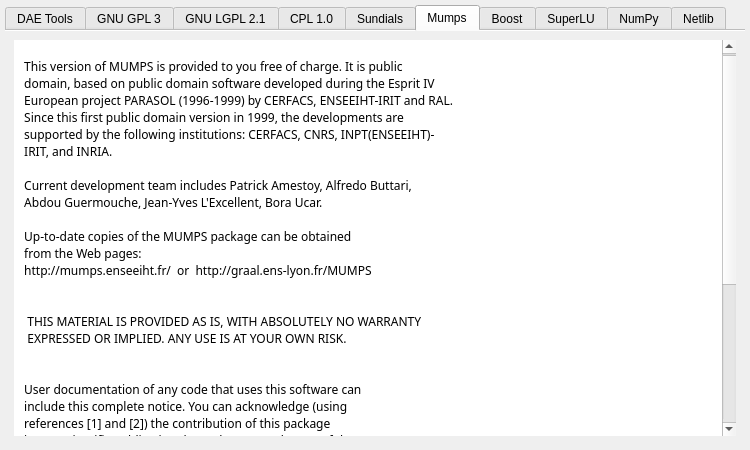
Before: the Qt Designer form trunk/python-files/daePlotter/about.ui in v1kko/daetools, drawn with Qt 5.
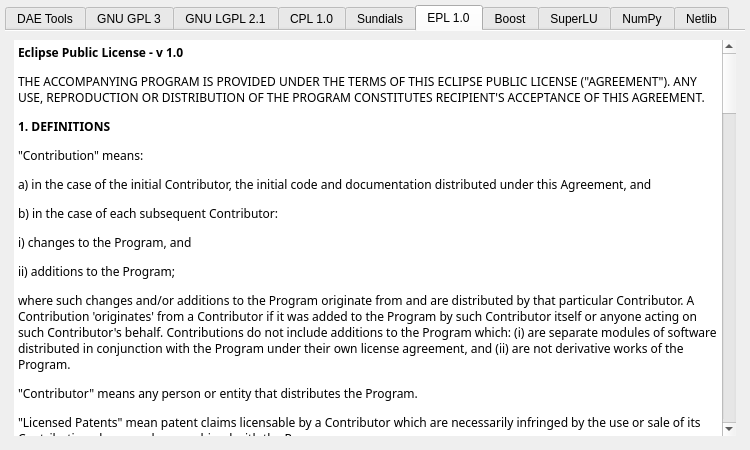
After: the same form once the commit is applied. The open tabs and pages were chosen to show the change. Icons and pictures are not drawn.

Diff of the .ui file:
```diff
--- a/trunk/python-files/daePlotter/about.ui
+++ b/trunk/python-files/daePlotter/about.ui
@@ -1685,7 +1685,7 @@
      </widget>
      <widget class="QWidget" name="tab_5">
       <attribute name="title">
-       <string>Mumps</string>
+       <string>EPL 1.0</string>
       </attribute>
       <layout class="QVBoxLayout" name="verticalLayout_15">
        <item>
@@ -1703,54 +1703,64 @@
            <property name="frameShadow">
             <enum>QFrame::Plain</enum>
            </property>
+           <property name="horizontalScrollBarPolicy">
+            <enum>Qt::ScrollBarAsNeeded</enum>
+           </property>
            <property name="undoRedoEnabled">
             <bool>false</bool>
            </property>
            <property name="lineWrapMode">
-            <enum>QTextEdit::NoWrap</enum>
+            <enum>QTextEdit::WidgetWidth</enum>
            </property>
            <property name="html">
             <string>&lt;!DOCTYPE HTML PUBLIC &quot;-//W3C//DTD HTML 4.0//EN&quot; &quot;http://www.w3.org/TR/REC-html40/strict.dtd&quot;&gt;
 &lt;html&gt;&lt;head&gt;&lt;meta name=&quot;qrichtext&quot; content=&quot;1&quot; /&gt;&lt;style type=&quot;text/css&quot;&gt;
 p, li { white-space: pre-wrap; }
-&lt;/style&gt;&lt;/head&gt;&lt;body style=&quot; font-family:'Sans Serif'; font-size:10pt; font-weight:400; font-style:normal;&quot;&gt;
-&lt;p style=&quot;-qt-paragraph-type:empty; margin-top:0px; margin-bottom:0px; margin-left:0px; margin-right:0px; -qt-block-indent:0; text-indent:0px;&quot;&gt;&lt;/p&gt;
-&lt;p style=&quot; margin-top:0px; margin-bottom:0px; margin-left:0px; margin-right:0px; -qt-block-indent:0; text-indent:0px;&quot;&gt;&lt;span style=&quot; font-size:9pt;&quot;&gt;  This version of MUMPS is provided to you free of charge. It is public&lt;/span&gt;&lt;/p&gt;
-&lt;p style=&quot; margin-top:0px; margin-bottom:0px; margin-left:0px; margin-right:0px; -qt-block-indent:0; text-indent:0px;&quot;&gt;&lt;span style=&quot; font-size:9pt;&quot;&gt;  domain, based on public domain software developed during the Esprit IV&lt;/span&gt;&lt;/p&gt;
-&lt;p style=&quot; margin-top:0px; margin-bottom:0px; margin-left:0px; margin-right:0px; -qt-block-indent:0; text-indent:0px;&quot;&gt;&lt;span style=&quot; font-size:9pt;&quot;&gt;  European project PARASOL (1996-1999) by CERFACS, ENSEEIHT-IRIT and RAL.&lt;/span&gt;&lt;/p&gt;
-&lt;p style=&quot; margin-top:0px; margin-bottom:0px; margin-left:0px; margin-right:0px; -qt-block-indent:0; text-indent:0px;&quot;&gt;&lt;span style=&quot; font-size:9pt;&quot;&gt;  Since this first public domain version in 1999, the developments are&lt;/span&gt;&lt;/p&gt;
-&lt;p style=&quot; margin-top:0px; margin-bottom:0px; margin-left:0px; margin-right:0px; -qt-block-indent:0; text-indent:0px;&quot;&gt;&lt;span style=&quot; font-size:9pt;&quot;&gt;  supported by the following institutions: CERFACS, CNRS, INPT(ENSEEIHT)-&lt;/span&gt;&lt;/p&gt;
-&lt;p style=&quot; margin-top:0px; margin-bottom:0px; margin-left:0px; margin-right:0px; -qt-block-indent:0; text-indent:0px;&quot;&gt;&lt;span style=&quot; font-size:9pt;&quot;&gt;  IRIT, and INRIA.&lt;/span&gt;&lt;/p&gt;
-&lt;p style=&quot;-qt-paragraph-type:empty; margin-top:0px; margin-bottom:0px; margin-left:0px; margin-right:0px; -qt-block-indent:0; text-indent:0px; font-size:9pt;&quot;&gt;&lt;/p&gt;
-&lt;p style=&quot; margin-top:0px; margin-bottom:0px; margin-left:0px; margin-right:0px; -qt-block-indent:0; text-indent:0px;&quot;&gt;&lt;span style=&quot; font-size:9pt;&quot;&gt;  Current development team includes Patrick Amestoy, Alfredo Buttari,&lt;/span&gt;&lt;/p&gt;
-&lt;p style=&quot; margin-top:0px; margin-bottom:0px; margin-left:0px; margin-right:0px; -qt-block-indent:0; text-indent:0px;&quot;&gt;&lt;span style=&quot; font-size:9pt;&quot;&gt;  Abdou Guermouche, Jean-Yves L'Excellent, Bora Ucar.&lt;/span&gt;&lt;/p&gt;
-&lt;p style=&quot;-qt-paragraph-type:empty; margin-top:0px; margin-bottom:0px; margin-left:0px; margin-right:0px; -qt-block-indent:0; text-indent:0px; font-size:9pt;&quot;&gt;&lt;/p&gt;
-&lt;p style=&quot; margin-top:0px; margin-bottom:0px; margin-left:0px; margin-right:0px; -qt-block-indent:0; text-indent:0px;&quot;&gt;&lt;span style=&quot; font-size:9pt;&quot;&gt;  Up-to-date copies of the MUMPS package can be obtained&lt;/span&gt;&lt;/p&gt;
-&lt;p style=&quot; margin-top:0px; margin-bottom:0px; margin-left:0px; margin-right:0px; -qt-block-indent:0; text-indent:0px;&quot;&gt;&lt;span style=&quot; font-size:9pt;&quot;&gt;  from the Web pages:&lt;/span&gt;&lt;/p&gt;
-&lt;p style=&quot; margin-top:0px; margin-bottom:0px; margin-left:0px; margin-right:0px; -qt-block-indent:0; text-indent:0px;&quot;&gt;&lt;span style=&quot; font-size:9pt;&quot;&gt;  http://mumps.enseeiht.fr/  or  http://graal.ens-lyon.fr/MUMPS&lt;/span&gt;&lt;/p&gt;
-&lt;p style=&quot;-qt-paragraph-type:empty; margin-top:0px; margin-bottom:0px; margin-left:0px; margin-right:0px; -qt-block-indent:0; text-indent:0px; font-size:9pt;&quot;&gt;&lt;/p&gt;
-&lt;p style=&quot;-qt-paragraph-type:empty; margin-top:0px; margin-bottom:0px; margin-left:0px; margin-right:0px; -qt-block-indent:0; text-indent:0px; font-size:9pt;&quot;&gt;&lt;/p&gt;
-&lt;p style=&quot; margin-top:0px; margin-bottom:0px; margin-left:0px; margin-right:0px; -qt-block-indent:0; text-indent:0px;&quot;&gt;&lt;span style=&quot; font-size:9pt;&quot;&gt;   THIS MATERIAL IS PROVIDED AS IS, WITH ABSOLUTELY NO WARRANTY&lt;/span&gt;&lt;/p&gt;
-&lt;p style=&quot; margin-top:0px; margin-bottom:0px; margin-left:0px; margin-right:0px; -qt-block-indent:0; text-indent:0px;&quot;&gt;&lt;span style=&quot; font-size:9pt;&quot;&gt;   EXPRESSED OR IMPLIED. ANY USE IS AT YOUR OWN RISK.&lt;/span&gt;&lt;/p&gt;
-&lt;p style=&quot;-qt-paragraph-type:empty; margin-top:0px; margin-bottom:0px; margin-left:0px; margin-right:0px; -qt-block-indent:0; text-indent:0px; font-size:9pt;&quot;&gt;&lt;/p&gt;
-&lt;p style=&quot;-qt-paragraph-type:empty; margin-top:0px; margin-bottom:0px; margin-left:0px; margin-right:0px; -qt-block-indent:0; text-indent:0px; font-size:9pt;&quot;&gt;&lt;/p&gt;
-&lt;p style=&quot; margin-top:0px; margin-bottom:0px; margin-left:0px; margin-right:0px; -qt-block-indent:0; text-indent:0px;&quot;&gt;&lt;span style=&quot; font-size:9pt;&quot;&gt;  User documentation of any code that uses this software can&lt;/span&gt;&lt;/p&gt;
-&lt;p style=&quot; margin-top:0px; margin-bottom:0px; margin-left:0px; margin-right:0px; -qt-block-indent:0; text-indent:0px;&quot;&gt;&lt;span style=&quot; font-size:9pt;&quot;&gt;  include this complete notice. You can acknowledge (using&lt;/span&gt;&lt;/p&gt;
-&lt;p style=&quot; margin-top:0px; margin-bottom:0px; margin-left:0px; margin-right:0px; -qt-block-indent:0; text-indent:0px;&quot;&gt;&lt;span style=&quot; font-size:9pt;&quot;&gt;  references [1] and [2]) the contribution of this package&lt;/span&gt;&lt;/p&gt;
-&lt;p style=&quot; margin-top:0px; margin-bottom:0px; margin-left:0px; margin-right:0px; -qt-block-indent:0; text-indent:0px;&quot;&gt;&lt;span style=&quot; font-size:9pt;&quot;&gt;  in any scientific publication dependent upon the use of the&lt;/span&gt;&lt;/p&gt;
-&lt;p style=&quot; margin-top:0px; margin-bottom:0px; margin-left:0px; margin-right:0px; -qt-block-indent:0; text-indent:0px;&quot;&gt;&lt;span style=&quot; font-size:9pt;&quot;&gt;  package. You shall use reasonable endeavours to notify&lt;/span&gt;&lt;/p&gt;
-&lt;p style=&quot; margin-top:0px; margin-bottom:0px; margin-left:0px; margin-right:0px; -qt-block-indent:0; text-indent:0px;&quot;&gt;&lt;span style=&quot; font-size:9pt;&quot;&gt;  the authors of the package of this publication.&lt;/span&gt;&lt;/p&gt;
-&lt;p style=&quot;-qt-paragraph-type:empty; margin-top:0px; margin-bottom:0px; margin-left:0px; margin-right:0px; -qt-block-indent:0; text-indent:0px; font-size:9pt;&quot;&gt;&lt;/p&gt;
-&lt;p style=&quot; margin-top:0px; margin-bottom:0px; margin-left:0px; margin-right:0px; -qt-block-indent:0; text-indent:0px;&quot;&gt;&lt;span style=&quot; font-size:9pt;&quot;&gt;   [1] P. R. Amestoy, I. S. Duff, J. Koster and  J.-Y. L'Excellent,&lt;/span&gt;&lt;/p&gt;
-&lt;p style=&quot; margin-top:0px; margin-bottom:0px; margin-left:0px; margin-right:0px; -qt-block-indent:0; text-indent:0px;&quot;&gt;&lt;span style=&quot; font-size:9pt;&quot;&gt;   A fully asynchronous multifrontal solver using distributed dynamic&lt;/span&gt;&lt;/p&gt;
-&lt;p style=&quot; margin-top:0px; margin-bottom:0px; margin-left:0px; margin-right:0px; -qt-block-indent:0; text-indent:0px;&quot;&gt;&lt;span style=&quot; font-size:9pt;&quot;&gt;   scheduling, SIAM Journal of Matrix Analysis and Applications,&lt;/span&gt;&lt;/p&gt;
-&lt;p style=&quot; margin-top:0px; margin-bottom:0px; margin-left:0px; margin-right:0px; -qt-block-indent:0; text-indent:0px;&quot;&gt;&lt;span style=&quot; font-size:9pt;&quot;&gt;   Vol 23, No 1, pp 15-41 (2001).&lt;/span&gt;&lt;/p&gt;
-&lt;p style=&quot;-qt-paragraph-type:empty; margin-top:0px; margin-bottom:0px; margin-left:0px; margin-right:0px; -qt-block-indent:0; text-indent:0px; font-size:9pt;&quot;&gt;&lt;/p&gt;
-&lt;p style=&quot; margin-top:0px; margin-bottom:0px; margin-left:0px; margin-right:0px; -qt-block-indent:0; text-indent:0px;&quot;&gt;&lt;span style=&quot; font-size:9pt;&quot;&gt;   [2] P. R. Amestoy and A. Guermouche and J.-Y. L'Excellent and&lt;/span&gt;&lt;/p&gt;
-&lt;p style=&quot; margin-top:0px; margin-bottom:0px; margin-left:0px; margin-right:0px; -qt-block-indent:0; text-indent:0px;&quot;&gt;&lt;span style=&quot; font-size:9pt;&quot;&gt;   S. Pralet, Hybrid scheduling for the parallel solution of linear&lt;/span&gt;&lt;/p&gt;
-&lt;p style=&quot; margin-top:0px; margin-bottom:0px; margin-left:0px; margin-right:0px; -qt-block-indent:0; text-indent:0px;&quot;&gt;&lt;span style=&quot; font-size:9pt;&quot;&gt;   systems. Parallel Computing Vol 32 (2), pp 136-156 (2006).&lt;/span&gt;&lt;/p&gt;
-&lt;p style=&quot;-qt-paragraph-type:empty; margin-top:0px; margin-bottom:0px; margin-left:0px; margin-right:0px; -qt-block-indent:0; text-indent:0px; font-size:9pt;&quot;&gt;&lt;/p&gt;
-&lt;p style=&quot;-qt-paragraph-type:empty; margin-top:0px; margin-bottom:0px; margin-left:0px; margin-right:0px; -qt-block-indent:0; text-indent:0px; font-size:9pt;&quot;&gt;&lt;/p&gt;&lt;/body&gt;&lt;/html&gt;</string>
+&lt;/style&gt;&lt;/head&gt;&lt;body style=&quot; font-family:'Sans Serif'; font-size:11pt; font-weight:400; font-style:normal;&quot;&gt;
+&lt;p style=&quot; margin-top:16px; margin-bottom:12px; margin-left:0px; margin-right:0px; -qt-block-indent:0; text-indent:0px;&quot;&gt;&lt;span style=&quot; font-size:9pt; font-weight:600;&quot;&gt;Eclipse Public License - v 1.0&lt;/span&gt;&lt;span style=&quot; font-size:9pt;&quot;&gt; &lt;/span&gt;&lt;/p&gt;
+&lt;p style=&quot; margin-top:12px; margin-bottom:12px; margin-left:0px; margin-right:0px; -qt-block-indent:0; text-indent:0px;&quot;&gt;&lt;span style=&quot; font-size:9pt;&quot;&gt;THE ACCOMPANYING PROGRAM IS PROVIDED UNDER THE TERMS OF THIS ECLIPSE PUBLIC LICENSE (&amp;quot;AGREEMENT&amp;quot;). ANY USE, REPRODUCTION OR DISTRIBUTION OF THE PROGRAM CONSTITUTES RECIPIENT'S ACCEPTANCE OF THIS AGREEMENT. &lt;/span&gt;&lt;/p&gt;
+&lt;p style=&quot; margin-top:12px; margin-bottom:12px; margin-left:0px; margin-right:0px; -qt-block-indent:0; text-indent:0px;&quot;&gt;&lt;span style=&quot; font-size:9pt; font-weight:600;&quot;&gt;1. DEFINITIONS&lt;/span&gt;&lt;span style=&quot; font-size:9pt;&quot;&gt; &lt;/span&gt;&lt;/p&gt;
+&lt;p style=&quot; margin-top:12px; margin-bottom:12px; margin-left:0px; margin-right:0px; -qt-block-indent:0; text-indent:0px;&quot;&gt;&lt;span style=&quot; font-size:9pt;&quot;&gt;&amp;quot;Contribution&amp;quot; means: &lt;/span&gt;&lt;/p&gt;
+&lt;p style=&quot; margin-top:12px; margin-bottom:12px; margin-left:0px; margin-right:0px; -qt-block-indent:0; text-indent:0px;&quot;&gt;&lt;span style=&quot; font-size:9pt;&quot;&gt;a) in the case of the initial Contributor, the initial code and documentation distributed under this Agreement, and&lt;/span&gt;&lt;/p&gt;
+&lt;p style=&quot; margin-top:12px; margin-bottom:12px; margin-left:0px; margin-right:0px; -qt-block-indent:0; text-indent:0px;&quot;&gt;&lt;span style=&quot; font-size:9pt;&quot;&gt;b) in the case of each subsequent Contributor:&lt;/span&gt;&lt;/p&gt;
+&lt;p style=&quot; margin-top:12px; margin-bottom:12px; margin-left:0px; margin-right:0px; -qt-block-indent:0; text-indent:0px;&quot;&gt;&lt;span style=&quot; font-size:9pt;&quot;&gt;i) changes to the Program, and&lt;/span&gt;&lt;/p&gt;
+&lt;p style=&quot; margin-top:12px; margin-bottom:12px; margin-left:0px; margin-right:0px; -qt-block-indent:0; text-indent:0px;&quot;&gt;&lt;span style=&quot; font-size:9pt;&quot;&gt;ii) additions to the Program;&lt;/span&gt;&lt;/p&gt;
+&lt;p style=&quot; margin-top:12px; margin-bottom:12px; margin-left:0px; margin-right:0px; -qt-block-indent:0; text-indent:0px;&quot;&gt;&lt;span style=&quot; font-size:9pt;&quot;&gt;where such changes and/or additions to the Program originate from and are distributed by that particular Contributor. A Contribution 'originates' from a Contributor if it was added to the Program by such Contributor itself or anyone acting on such Contributor's behalf. Contributions do not include additions to the Program which: (i) are separate modules of software distributed in conjunction with the Program under their own license agreement, and (ii) are not derivative works of the Program. &lt;/span&gt;&lt;/p&gt;
+&lt;p style=&quot; margin-top:12px; margin-bottom:12px; margin-left:0px; margin-right:0px; -qt-block-indent:0; text-indent:0px;&quot;&gt;&lt;span style=&quot; font-size:9pt;&quot;&gt;&amp;quot;Contributor&amp;quot; means any person or entity that distributes the Program. &lt;/span&gt;&lt;/p&gt;
+&lt;p style=&quot; margin-top:12px; margin-bottom:12px; margin-left:0px; margin-right:0px; -qt-block-indent:0; text-indent:0px;&quot;&gt;&lt;span style=&quot; font-size:9pt;&quot;&gt;&amp;quot;Licensed Patents&amp;quot; mean patent claims licensable by a Contributor which are necessarily infringed by the use or sale of its Contribution alone or when combined with the Program. &lt;/span&gt;&lt;/p&gt;
+&lt;p style=&quot; margin-top:12px; margin-bottom:12px; margin-left:0px; margin-right:0px; -qt-block-indent:0; text-indent:0px;&quot;&gt;&lt;span style=&quot; font-size:9pt;&quot;&gt;&amp;quot;Program&amp;quot; means the Contributions distributed in accordance with this Agreement. &lt;/span&gt;&lt;/p&gt;
+&lt;p style=&quot; margin-top:12px; margin-bottom:12px; margin-left:0px; margin-right:0px; -qt-block-indent:0; text-indent:0px;&quot;&gt;&lt;span style=&quot; font-size:9pt;&quot;&gt;&amp;quot;Recipient&amp;quot; means anyone who receives the Program under this Agreement, including all Contributors. &lt;/span&gt;&lt;/p&gt;
+&lt;p style=&quot; margin-top:12px; margin-bottom:12px; margin-left:0px; margin-right:0px; -qt-block-indent:0; text-indent:0px;&quot;&gt;&lt;span style=&quot; font-size:9pt; font-weight:600;&quot;&gt;2. GRANT OF RIGHTS&lt;/span&gt;&lt;span style=&quot; font-size:9pt;&quot;&gt; &lt;/span&gt;&lt;/p&gt;
+&lt;p style=&quot; margin-top:12px; margin-bottom:12px; margin-left:0px; margin-right:0px; -qt-block-indent:0; text-indent:0px;&quot;&gt;&lt;span style=&quot; font-size:9pt;&quot;&gt;a) Subject to the terms of this Agreement, each Contributor hereby grants Recipient a non-exclusive, worldwide, royalty-free copyright license to reproduce, prepare derivative works of, publicly display, publicly perform, distribute and sublicense the Contribution of such Contributor, if any, and such derivative works, in source code and object code form. &lt;/span&gt;&lt;/p&gt;
+&lt;p style=&quot; margin-top:12px; margin-bottom:12px; margin-left:0px; margin-right:0px; -qt-block-indent:0; text-indent:0px;&quot;&gt;&lt;span style=&quot; font-size:9pt;&quot;&gt;b) Subject to the terms of this Agreement, each Contributor hereby grants Recipient a non-exclusive, worldwide, royalty-free patent license under Licensed Patents to make, use, sell, offer to sell, import and otherwise transfer the Contribution of such Contributor, if any, in source code and object code form. This patent license shall apply to the combination of the Contribution and the Program if, at the time the Contribution is added by the Contributor, such addition of the Contribution causes such combination to be covered by the Licensed Patents. The patent license shall not apply to any other combinations which include the Contribution. No hardware per se is licensed hereunder. &lt;/span&gt;&lt;/p&gt;
+&lt;p style=&quot; margin-top:12px; margin-bottom:12px; margin-left:0px; margin-right:0px; -qt-block-indent:0; text-indent:0px;&quot;&gt;&lt;span style=&quot; font-size:9pt;&quot;&gt;c) Recipient understands that although each Contributor grants the licenses to its Contributions set forth herein, no assurances are provided by any Contributor that the Program does not infringe the patent or other intellectual property rights of any other entity. Each Contributor disclaims any liability to Recipient for claims brought by any other entity based on infringement of intellectual property rights or otherwise. As a condition to exercising the rights and licenses granted hereunder, each Recipient hereby assumes sole responsibility to secure any other intellectual property rights needed, if any. For example, if a third party patent license is required to allow Recipient to distribute the Program, it is Recipient's responsibility to acquire that license before distributing the Program. &lt;/span&gt;&lt;/p&gt;
+&lt;p style=&quot; margin-top:12px; margin-bottom:12px; margin-left:0px; margin-right:0px; -qt-block-indent:0; text-indent:0px;&quot;&gt;&lt;span style=&quot; font-size:9pt;&quot;&gt;d) Each Contributor represents that to its knowledge it has sufficient copyright rights in its Contribution, if any, to grant the copyright license set forth in this Agreement. &lt;/span&gt;&lt;/p&gt;
+&lt;p style=&quot; margin-top:12px; margin-bottom:12px; margin-left:0px; margin-right:0px; -qt-block-indent:0; text-indent:0px;&quot;&gt;&lt;span style=&quot; font-size:9pt; font-weight:600;&quot;&gt;3. REQUIREMENTS&lt;/span&gt;&lt;span style=&quot; font-size:9pt;&quot;&gt; &lt;/span&gt;&lt;/p&gt;
+&lt;p style=&quot; margin-top:12px; margin-bottom:12px; margin-left:0px; margin-right:0px; -qt-block-indent:0; text-indent:0px;&quot;&gt;&lt;span style=&quot; font-size:9pt;&quot;&gt;A Contributor may choose to distribute the Program in object code form under its own license agreement, provided that: &lt;/span&gt;&lt;/p&gt;
+&lt;p style=&quot; margin-top:12px; margin-bottom:12px; margin-left:0px; margin-right:0px; -qt-block-indent:0; text-indent:0px;&quot;&gt;&lt;span style=&quot; font-size:9pt;&quot;&gt;a) it complies with the terms and conditions of this Agreement; and &lt;/span&gt;&lt;/p&gt;
+&lt;p style=&quot; margin-top:12px; margin-bottom:12px; margin-left:0px; margin-right:0px; -qt-block-indent:0; text-indent:0px;&quot;&gt;&lt;span style=&quot; font-size:9pt;&quot;&gt;b) its license agreement: &lt;/span&gt;&lt;/p&gt;
+&lt;p style=&quot; margin-top:12px; margin-bottom:12px; margin-left:0px; margin-right:0px; -qt-block-indent:0; text-indent:0px;&quot;&gt;&lt;span style=&quot; font-size:9pt;&quot;&gt;i) effectively disclaims on behalf of all Contributors all warranties and conditions, express and implied, including warranties or conditions of title and non-infringement, and implied warranties or conditions of merchantability and fitness for a particular purpose; &lt;/span&gt;&lt;/p&gt;
+&lt;p style=&quot; margin-top:12px; margin-bottom:12px; margin-left:0px; margin-right:0px; -qt-block-indent:0; text-indent:0px;&quot;&gt;&lt;span style=&quot; font-size:9pt;&quot;&gt;ii) effectively excludes on behalf of all Contributors all liability for damages, including direct, indirect, special, incidental and consequential damages, such as lost profits; &lt;/span&gt;&lt;/p&gt;
+&lt;p style=&quot; margin-top:12px; margin-bottom:12px; margin-left:0px; margin-right:0px; -qt-block-indent:0; text-indent:0px;&quot;&gt;&lt;span style=&quot; font-size:9pt;&quot;&gt;iii) states that any provisions which differ from this Agreement are offered by that Contributor alone and not by any other party; and &lt;/span&gt;&lt;/p&gt;
+&lt;p style=&quot; margin-top:12px; margin-bottom:12px; margin-left:0px; margin-right:0px; -qt-block-indent:0; text-indent:0px;&quot;&gt;&lt;span style=&quot; font-size:9pt;&quot;&gt;iv) states that source code for the Program is available from such Contributor, and informs licensees how to obtain it in a reasonable manner on or through a medium customarily used for software exchange. &lt;/span&gt;&lt;/p&gt;
+&lt;p style=&quot; margin-top:12px; margin-bottom:12px; margin-left:0px; margin-right:0px; -qt-block-indent:0; text-indent:0px;&quot;&gt;&lt;span style=&quot; font-size:9pt;&quot;&gt;When the Program is made available in source code form: &lt;/span&gt;&lt;/p&gt;
+&lt;p style=&quot; margin-top:12px; margin-bottom:12px; margin-left:0px; margin-right:0px; -qt-block-indent:0; text-indent:0px;&quot;&gt;&lt;span style=&quot; font-size:9pt;&quot;&gt;a) it must be made available under this Agreement; and &lt;/span&gt;&lt;/p&gt;
+&lt;p style=&quot; margin-top:12px; margin-bottom:12px; margin-left:0px; margin-right:0px; -qt-block-indent:0; text-indent:0px;&quot;&gt;&lt;span style=&quot; font-size:9pt;&quot;&gt;b) a copy of this Agreement must be included with each copy of the Program. &lt;/span&gt;&lt;/p&gt;
+&lt;p style=&quot; margin-top:12px; margin-bottom:12px; margin-left:0px; margin-right:0px; -qt-block-indent:0; text-indent:0px;&quot;&gt;&lt;span style=&quot; font-size:9pt;&quot;&gt;Contributors may not remove or alter any copyright notices contained within the Program. &lt;/span&gt;&lt;/p&gt;
+&lt;p style=&quot; margin-top:12px; margin-bottom:12px; margin-left:0px; margin-right:0px; -qt-block-indent:0; text-indent:0px;&quot;&gt;&lt;span style=&quot; font-size:9pt;&quot;&gt;Each Contributor must identify itself as the originator of its Contribution, if any, in a manner that reasonably allows subsequent Recipients to identify the originator of the Contribution. &lt;/span&gt;&lt;/p&gt;
+&lt;p style=&quot; margin-top:12px; margin-bottom:12px; margin-left:0px; margin-right:0px; -qt-block-indent:0; text-indent:0px;&quot;&gt;&lt;span style=&quot; font-size:9pt; font-weight:600;&quot;&gt;4. COMMERCIAL DISTRIBUTION&lt;/span&gt;&lt;span style=&quot; font-size:9pt;&quot;&gt; &lt;/span&gt;&lt;/p&gt;
+&lt;p style=&quot; margin-top:12px; margin-bottom:12px; margin-left:0px; margin-right:0px; -qt-block-indent:0; text-indent:0px;&quot;&gt;&lt;span style=&quot; font-size:9pt;&quot;&gt;Commercial distributors of software may accept certain responsibilities with respect to end users, business partners and the like. While this license is intended to facilitate the commercial use of the Program, the Contributor who includes the Program in a commercial product offering should do so in a manner which does not create potential liability for other Contributors. Therefore, if a Contributor includes the Program in a commercial product offering, such Contributor (&amp;quot;Commercial Contributor&amp;quot;) hereby agrees to defend and indemnify every other Contributor (&amp;quot;Indemnified Contributor&amp;quot;) against any losses, damages and costs (collectively &amp;quot;Losses&amp;quot;) arising from claims, lawsuits and other legal actions brought by a third party against the Indemnified Contributor to the extent caused by the acts or omissions of such Commercial Contributor in connection with its distribution of the Program in a commercial product offering. The obligations in this section do not apply to any claims or Losses relating to any actual or alleged intellectual property infringement. In order to qualify, an Indemnified Contributor must: a) promptly notify the Commercial Contributor in writing of such claim, and b) allow the Commercial Contributor to control, and cooperate with the Commercial Contributor in, the defense and any related settlement negotiations. The Indemnified Contributor may participate in any such claim at its own expense. &lt;/span&gt;&lt;/p&gt;
+&lt;p style=&quot; margin-top:12px; margin-bottom:12px; margin-left:0px; margin-right:0px; -qt-block-indent:0; text-indent:0px;&quot;&gt;&lt;span style=&quot; font-size:9pt;&quot;&gt;For example, a Contributor might include the Program in a commercial product offering, Product X. That Contributor is then a Commercial Contributor. If that Commercial Contributor then makes performance claims, or offers warranties related to Product X, those performance claims and warranties are such Commercial Contributor's responsibility alone. Under this section, the Commercial Contributor would have to defend claims against the other Contributors related to those performance claims and warranties, and if a court requires any other Contributor to pay any damages as a result, the Commercial Contributor must pay those damages. &lt;/span&gt;&lt;/p&gt;
+&lt;p style=&quot; margin-top:12px; margin-bottom:12px; margin-left:0px; margin-right:0px; -qt-block-indent:0; text-indent:0px;&quot;&gt;&lt;span style=&quot; font-size:9pt; font-weight:600;&quot;&gt;5. NO WARRANTY&lt;/span&gt;&lt;span style=&quot; font-size:9pt;&quot;&gt; &lt;/span&gt;&lt;/p&gt;
+&lt;p style=&quot; margin-top:12px; margin-bottom:12px; margin-left:0px; margin-right:0px; -qt-block-indent:0; text-indent:0px;&quot;&gt;&lt;span style=&quot; font-size:9pt;&quot;&gt;EXCEPT AS EXPRESSLY SET FORTH IN THIS AGREEMENT, THE PROGRAM IS PROVIDED ON AN &amp;quot;AS IS&amp;quot; BASIS, WITHOUT WARRANTIES OR CONDITIONS OF ANY KIND, EITHER EXPRESS OR IMPLIED INCLUDING, WITHOUT LIMITATION, ANY WARRANTIES OR CONDITIONS OF TITLE, NON-INFRINGEMENT, MERCHANTABILITY OR FITNESS FOR A PARTICULAR PURPOSE. Each Recipient is solely responsible for determining the appropriateness of using and distributing the Program and assumes all risks associated with its exercise of rights under this Agreement , including but not limited to the risks and costs of program errors, compliance with applicable laws, damage to or loss of data, programs or equipment, and unavailability or interruption of operations. &lt;/span&gt;&lt;/p&gt;
+&lt;p style=&quot; margin-top:12px; margin-bottom:12px; margin-left:0px; margin-right:0px; -qt-block-indent:0; text-indent:0px;&quot;&gt;&lt;span style=&quot; font-size:9pt; font-weight:600;&quot;&gt;6. DISCLAIMER OF LIABILITY&lt;/span&gt;&lt;span style=&quot; font-size:9pt;&quot;&gt; &lt;/span&gt;&lt;/p&gt;
+&lt;p style=&quot; margin-top:12px; margin-bottom:12px; margin-left:0px; margin-right:0px; -qt-block-indent:0; text-indent:0px;&quot;&gt;&lt;span style=&quot; font-size:9pt;&quot;&gt;EXCEPT AS EXPRESSLY SET FORTH IN THIS AGREEMENT, NEITHER RECIPIENT NOR ANY CONTRIBUTORS SHALL HAVE ANY LIABILITY FOR ANY DIRECT, INDIRECT, INCIDENTAL, SPECIAL, EXEMPLARY, OR CONSEQUENTIAL DAMAGES (INCLUDING WITHOUT LIMITATION LOST PROFITS), HOWEVER CAUSED AND ON ANY THEORY OF LIABILITY, WHETHER IN CONTRACT, STRICT LIABILITY, OR TORT (INCLUDING NEGLIGENCE OR OTHERWISE) ARISING IN ANY WAY OUT OF THE USE OR DISTRIBUTION OF THE PROGRAM OR THE EXERCISE OF ANY RIGHTS GRANTED HEREUNDER, EVEN IF ADVISED OF THE POSSIBILITY OF SUCH DAMAGES. &lt;/span&gt;&lt;/p&gt;
+&lt;p style=&quot; margin-top:12px; margin-bottom:12px; margin-left:0px; margin-right:0px; -qt-block-indent:0; text-indent:0px;&quot;&gt;&lt;span style=&quot; font-size:9pt; font-weight:600;&quot;&gt;7. GENERAL&lt;/span&gt;&lt;span style=&quot; font-size:9pt;&quot;&gt; &lt;/span&gt;&lt;/p&gt;
+&lt;p style=&quot; margin-top:12px; margin-bottom:12px; margin-left:0px; margin-right:0px; -qt-block-indent:0; text-indent:0px;&quot;&gt;&lt;span style=&quot; font-size:9pt;&quot;&gt;If any provision of this Agreement is invalid or unenforceable under applicable law, it shall not affect the validity or enforceability of the remainder of the terms of this Agreement, and without further action by the parties hereto, such provision shall be reformed to the minimum extent necessary to make such provision valid and enforceable. &lt;/span&gt;&lt;/p&gt;
+&lt;p style=&quot; margin-top:12px; margin-bottom:12px; margin-left:0px; margin-right:0px; -qt-block-indent:0; text-indent:0px;&quot;&gt;&lt;span style=&quot; font-size:9pt;&quot;&gt;If Recipient institutes patent litigation against any entity (including a cross-claim or counterclaim in a lawsuit) alleging that the Program itself (excluding combinations of the Program with other software or hardware) infringes such Recipient's patent(s), then such Recipient's rights granted under Section 2(b) shall terminate as of the date such litigation is filed. &lt;/span&gt;&lt;/p&gt;
+&lt;p style=&quot; margin-top:12px; margin-bottom:12px; margin-left:0px; margin-right:0px; -qt-block-indent:0; text-indent:0px;&quot;&gt;&lt;span style=&quot; font-size:9pt;&quot;&gt;All Recipient's rights under this Agreement shall terminate if it fails to comply with any of the material terms or conditions of this Agreement and does not cure such failure in a reasonable period of time after becoming aware of such noncompliance. If all Recipient's rights under this Agreement terminate, Recipient agrees to cease use and distribution of the Program as soon as reasonably practicable. However, Recipient's obligations under this Agreement and any licenses granted by Recipient relating to the Program shall continue and survive. &lt;/span&gt;&lt;/p&gt;
+&lt;p style=&quot; margin-top:12px; margin-bottom:12px; margin-left:0px; margin-right:0px; -qt-block-indent:0; text-indent:0px;&quot;&gt;&lt;span style=&quot; font-size:9pt;&quot;&gt;Everyone is permitted to copy and distribute copies of this Agreement, but in order to avoid inconsistency the Agreement is copyrighted and may only be modified in the following manner. The Agreement Steward reserves the right to publish new versions (including revisions) of this Agreement from time to time. No one other than the Agreement Steward has the right to modify this Agreement. The Eclipse Foundation is the initial Agreement Steward. The Eclipse Foundation may assign the responsibility to serve as the Agreement Steward to a suitable separate entity. Each new version of the Agreement will be given a distinguishing version number. The Program (including Contributions) may always be distributed subject to the version of the Agreement under which it was received. In addition, after a new version of the Agreement is published, Contributor may elect to distribute the Program (including its Contributions) under the new version. Except as expressly stated in Sections 2(a) and 2(b) above, Recipient receives no rights or licenses to the intellectual property of any Contributor under this Agreement, whether expressly, by implication, estoppel or otherwise. All rights in the Program not expressly granted under this Agreement are reserved. &lt;/span&gt;&lt;/p&gt;
+&lt;p style=&quot; margin-top:12px; margin-bottom:12px; margin-left:0px; margin-right:0px; -qt-block-indent:0; text-indent:0px;&quot;&gt;&lt;span style=&quot; font-size:9pt;&quot;&gt;This Agreement is governed by the laws of the State of New York and the intellectual property laws of the United States of America. No party to this Agreement will bring a legal action under this Agreement more than one year after the cause of action arose. Each party waives its rights to a jury trial in any resulting litigation. &lt;/span&gt;&lt;/p&gt;&lt;/body&gt;&lt;/html&gt;</string>
            </property>
            <property name="textInteractionFlags">
             <set>Qt::LinksAccessibleByKeyboard|Qt::LinksAccessibleByMouse|Qt::TextBrowserInteraction|Qt::TextSelectableByKeyboard|Qt::TextSelectableByMouse</set>
```
Left out of the diff: 20 changed lines with no effect on the pictures.
